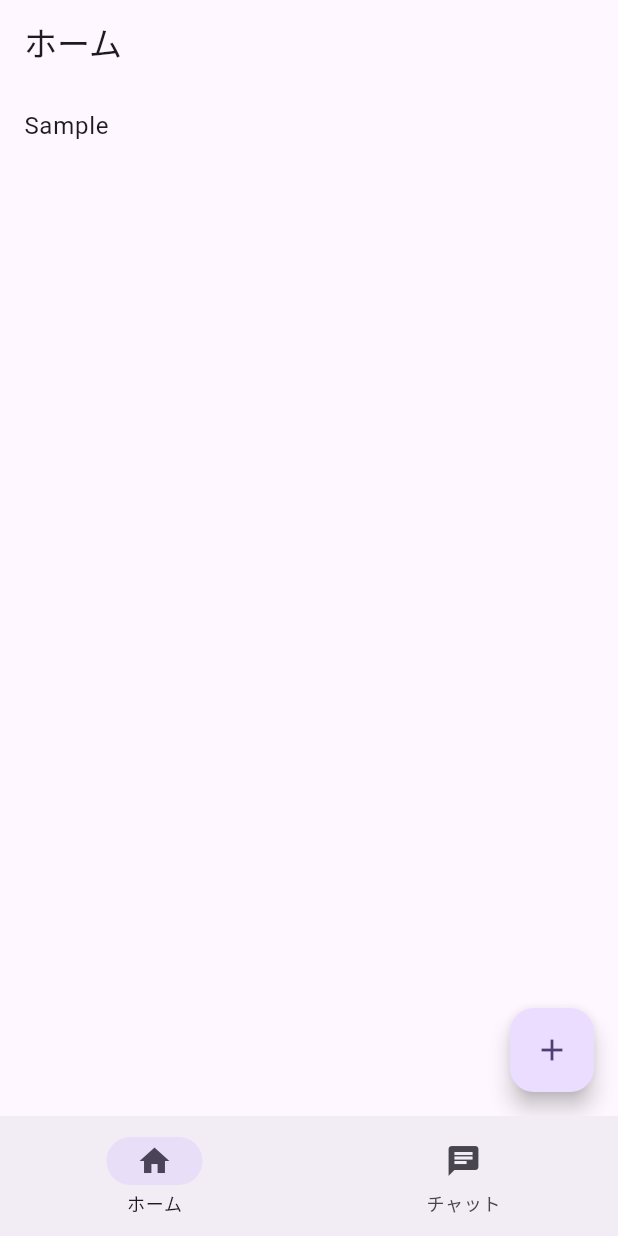
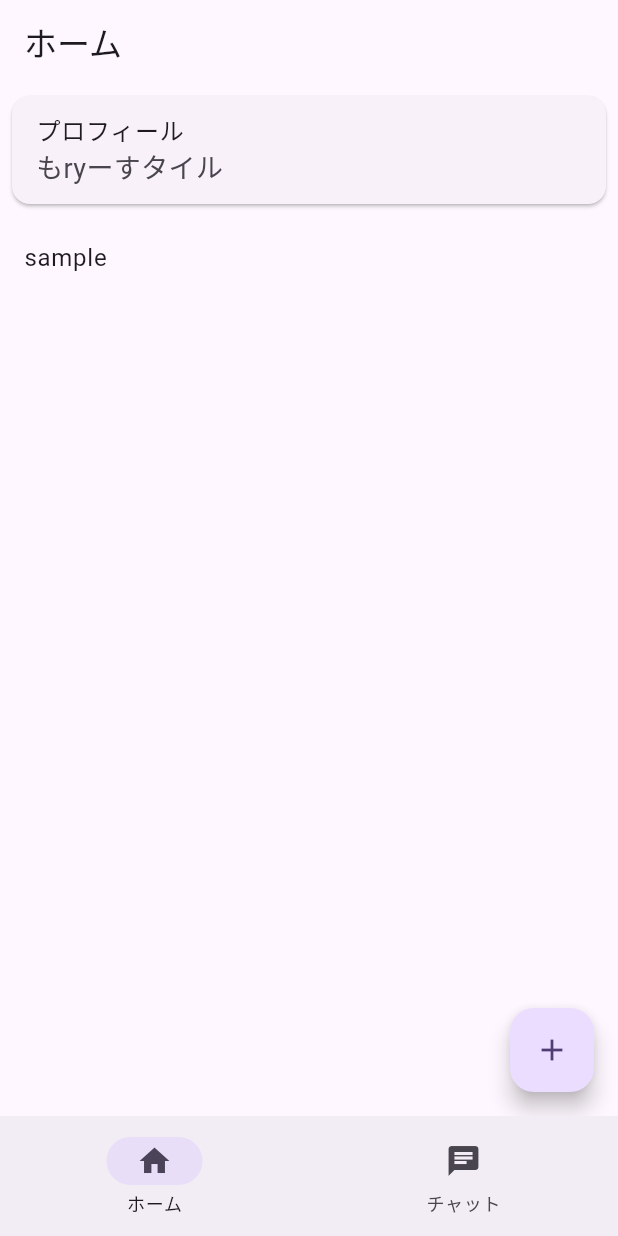
Before and after one commit to SotaUeta/Morsecode, a Flutter app: the screen it shows after launch, on a phone screen of 412 x 824 dp. Run offline on Flutter 3.47's test engine with Material 3 defaults, Android fonts, the phone set to English and light mode, and no system bars; missing offline and left inert: morse_code_generator, torch_light.

Commit message:
app.dartで名前、チャットルームを管理

```diff
--- a/morse/lib/src/app.dart
+++ b/morse/lib/src/app.dart
@@ -28,28 +28,45 @@ class BottomNavigation extends StatefulWidget {
 }
 
 class _BottomNavigationState extends State<BottomNavigation> {
-  ChatRoom _currentRoom = ChatRoom("sample");
-
+  List<ChatRoom> _rooms = [ChatRoom("sample")];
+  late ChatRoom _currentRoom;
+  String _userName = 'もryーすタイル';
   int _selectedIndex = 0;
 
   @override
+  void initState() {
+    super.initState();
+    _currentRoom = _rooms[0]; // 初期ルーム
+  }
+
+  @override
   Widget build(BuildContext context) {
-    final _screens = [
-      HomePage(
+    Widget currentScreen;
+    if (_selectedIndex == 0) {
+      currentScreen = HomePage(
         title: 'ホーム',
+        rooms: _rooms,
+        userName: _userName,
+        onUserNameChanged: (newName) {
+          setState(() {
+            _userName = newName;
+          });
+        },
         onRoomSelected: (room) {
           setState(() {
-            _currentRoom = room; //選んだルームを保存
-            _selectedIndex = 1; //チャットタブに切り替え
+            _currentRoom = room;
+            _selectedIndex = 1;
           });
         },
-      ),
-      ChatPage(room: _currentRoom), //現在のルームを参照
-      CameraPage(),
-    ];
+      );
+    } else if (_selectedIndex == 1) {
+      currentScreen = ChatPage(room: _currentRoom, userName: _userName);
+    } else {
+      currentScreen = CameraPage();
+    }
     //final ThemeData theme = Theme.of(context);
     return Scaffold(
-      body: _screens[_selectedIndex],
+      body: currentScreen,
       bottomNavigationBar: NavigationBar(
         onDestinationSelected: (int index) {
           setState(() {
--- a/morse/lib/src/screens/chat.dart
+++ b/morse/lib/src/screens/chat.dart
@@ -29,8 +29,9 @@ class ChatRoom {
 }
 
 class ChatPage extends StatefulWidget {
-  const ChatPage({super.key, required this.room});
+  const ChatPage({super.key, required this.room, required this.userName});
   final ChatRoom room;
+  final String userName;
 
   @override
   State<ChatPage> createState() => _ChatPageState();
@@ -78,7 +79,7 @@ class _ChatPageState extends State<ChatPage> {
 
   void addMessage(String result) {
     setState(() {
-      widget.room.addMessage('aaa', result);
+      widget.room.addMessage(widget.userName, result);
     });
   }
 
--- a/morse/lib/src/screens/home.dart
+++ b/morse/lib/src/screens/home.dart
@@ -2,19 +2,42 @@ import 'package:flutter/material.dart';
 import 'chat.dart';
 
 class HomePage extends StatefulWidget {
-  const HomePage({super.key, required this.title, required this.onRoomSelected});
+  const HomePage({super.key, required this.rooms, required this.title, required this.onRoomSelected, required this.userName, required this.onUserNameChanged,});
 
   final String title;
+  final List<ChatRoom> rooms;
+  final String userName;
   final void Function(ChatRoom room) onRoomSelected;
+  final void Function(String newName) onUserNameChanged;
 
   @override
   State<HomePage> createState() => _HomePageState();
 }
 
 class _HomePageState extends State<HomePage> {
-  List<ChatRoom> rooms = [
-    ChatRoom("Sample"),
-  ];
+  void _editName() async {
+    final controller = TextEditingController(text: widget.userName);
+    final newName = await showDialog<String>(
+      context: context,
+      builder:(context) => AlertDialog(
+        title: Text('名前を編集'),
+        content: TextField(
+          controller: controller,
+          decoration: InputDecoration(hintText: "名前を入力"),
+        ),
+        actions: [
+          TextButton(
+            onPressed: () => Navigator.pop(context,controller.text),
+            child: Text('保存'),
+          )
+        ],
+      ),
+    );
+    if (newName != null && newName.isNotEmpty){
+      widget.onUserNameChanged(newName);
+      setState(() {});
+    }
+  }
 
   @override
   Widget build(BuildContext context) {
@@ -22,16 +45,32 @@ class _HomePageState extends State<HomePage> {
       appBar: AppBar(
         title: const Text('ホーム'),
       ),
-      body: ListView.builder(
-        itemCount: rooms.length,
+      body: Column(
+        children:[
+          Card(
+            margin: EdgeInsets.all(8),
+            child: ListTile(
+              title: Text("プロフィール"),
+              subtitle: GestureDetector(
+                onTap: _editName,
+                child: Text(widget.userName, style: TextStyle(fontSize: 18)),
+              ),
+            ),
+          ),
+          Expanded(
+            child: ListView.builder(
+              itemCount: widget.rooms.length,
               itemBuilder: (context, index) {
                 return ListTile(
-            title: Text(rooms[index].roomName),
+                  title: Text(widget.rooms[index].roomName),
                   onTap: () {
-              widget.onRoomSelected(rooms[index]);
+                    widget.onRoomSelected(widget.rooms[index]);
                   },
                 );
               },
+            ),
+          ),
+        ],
       ),
       floatingActionButton: FloatingActionButton(
         onPressed: () async {
@@ -60,7 +99,7 @@ class _HomePageState extends State<HomePage> {
           );
           if (newRoomName != null && newRoomName.isNotEmpty) {
             setState((){
-              rooms.add(ChatRoom(newRoomName));
+              widget.rooms.add(ChatRoom(newRoomName));
             });
           }
         },
```
Lines whose indentation alone changed are shown as unchanged.
